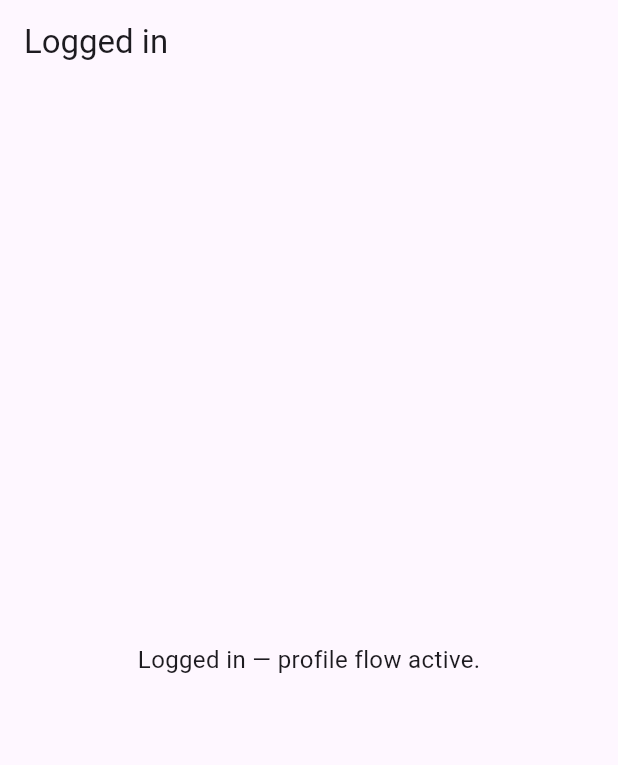
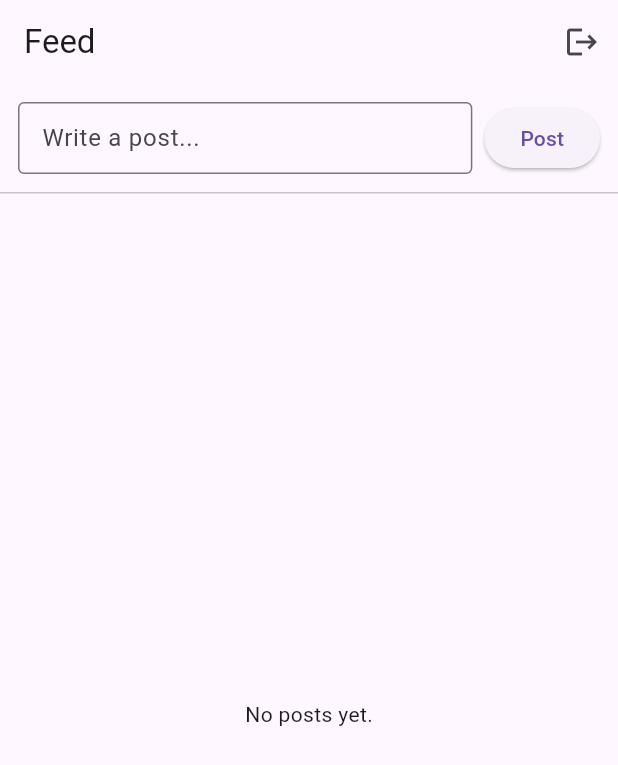
Before and after one commit to nirmala-portfolio/realtime_posts, a Flutter app: the screen it shows once a user with an empty profile is signed in, on a phone screen of 412 x 824 dp. Shown: the top 765 px of the screen. Run offline on Flutter 3.47's test engine with Material 3 defaults, Android fonts, the phone set to English and light mode, and no system bars; our stand-ins replace firebase_auth, firebase_core, firebase_database; accounts and stored records are empty; network calls fail.

Commit message:
the final commit

```diff
--- /dev/null
+++ b/lib/feed_page.dart
@@ -0,0 +1,243 @@
+// lib/feed_page.dart
+import 'package:flutter/material.dart';
+import 'package:firebase_auth/firebase_auth.dart';
+import 'package:firebase_database/firebase_database.dart';
+
+class FeedPage extends StatefulWidget {
+  const FeedPage({super.key});
+
+  @override
+  State<FeedPage> createState() => _FeedPageState();
+}
+
+class _FeedPageState extends State<FeedPage> {
+  final _controller = TextEditingController();
+  final _db = FirebaseDatabase.instance;
+  late final DatabaseReference _postsRef;
+
+  @override
+  void initState() {
+    super.initState();
+    _postsRef = _db.ref('posts');
+  }
+
+  @override
+  void dispose() {
+    _controller.dispose();
+    super.dispose();
+  }
+
+  Future<String> _getDisplayName() async {
+    final user = FirebaseAuth.instance.currentUser;
+    if (user == null) return 'Anonymous';
+    if (user.displayName != null && user.displayName!.isNotEmpty) {
+      return user.displayName!;
+    }
+
+    // fallback: try reading from /users/{uid}/displayName if you stored it there
+    final snap = await FirebaseDatabase.instance
+        .ref('users/${user.uid}/displayName')
+        .get();
+    if (snap.exists && snap.value != null) return snap.value.toString();
+    return user.email ?? 'User';
+  }
+
+  Future<void> _createPost() async {
+    final user = FirebaseAuth.instance.currentUser;
+    final text = _controller.text.trim();
+    if (user == null) {
+      ScaffoldMessenger.of(context).showSnackBar(
+        const SnackBar(content: Text('Not signed in')),
+      );
+      return;
+    }
+    if (text.isEmpty) return;
+
+    final displayName = await _getDisplayName();
+
+    try {
+      final newRef = _postsRef.push();
+      await newRef.set({
+        'uid': user.uid,
+        'displayName': displayName,
+        'caption': text,
+        'likes': 0,
+        // Realtime Database server timestamp:
+        'createdAt': ServerValue.timestamp,
+      });
+      _controller.clear();
+    } catch (e) {
+      debugPrint('Error writing post: $e');
+      ScaffoldMessenger.of(context).showSnackBar(
+        SnackBar(content: Text('Failed to post: $e')),
+      );
+    }
+  }
+
+  Future<void> _incrementLikes(String key) async {
+    final likeRef = _postsRef.child(key).child('likes');
+    try {
+      final snap = await likeRef.get();
+      final current = (snap.value is int) ? snap.value as int : int.tryParse('${snap.value}') ?? 0;
+      await likeRef.set(current + 1);
+    } catch (e) {
+      debugPrint('Error incrementing likes: $e');
+      ScaffoldMessenger.of(context).showSnackBar(
+        SnackBar(content: Text('Failed to like: $e')),
+      );
+    }
+  }
+
+  List<_Post> _mapSnapshotToList(DatabaseEvent event) {
+    final val = event.snapshot.value;
+    if (val == null) return [];
+    final map = Map<String, dynamic>.from(val as Map);
+    final list = <_Post>[];
+    map.forEach((key, raw) {
+      try {
+        final r = Map<String, dynamic>.from(raw as Map);
+        final created = r['createdAt'];
+        int createdMs = 0;
+        if (created is int) {
+          createdMs = created;
+        } else if (created is double) {
+          createdMs = created.toInt();
+        } else if (created is String) {
+          createdMs = int.tryParse(created) ?? 0;
+        }
+        final likes = (r['likes'] is int) ? r['likes'] as int : int.tryParse('${r['likes']}') ?? 0;
+        list.add(_Post(
+          key: key,
+          uid: r['uid']?.toString() ?? '',
+          displayName: r['displayName']?.toString() ?? '',
+          caption: r['caption']?.toString() ?? '',
+          createdAtMillis: createdMs,
+          likes: likes,
+        ));
+      } catch (_) {
+        // skip malformed entry
+      }
+    });
+    // newest first
+    list.sort((a, b) => b.createdAtMillis.compareTo(a.createdAtMillis));
+    return list;
+  }
+
+  @override
+  Widget build(BuildContext context) {
+    return Scaffold(
+      appBar: AppBar(
+        title: const Text('Feed'),
+        actions: [
+          IconButton(
+            onPressed: () => FirebaseAuth.instance.signOut(),
+            icon: const Icon(Icons.logout),
+            tooltip: 'Sign out',
+          )
+        ],
+      ),
+      body: Column(
+        children: [
+          Padding(
+            padding: const EdgeInsets.all(12.0),
+            child: Row(
+              children: [
+                Expanded(
+                  child: TextField(
+                    controller: _controller,
+                    decoration: const InputDecoration(
+                      hintText: 'Write a post...',
+                      border: OutlineInputBorder(),
+                      isDense: true,
+                    ),
+                    minLines: 1,
+                    maxLines: 3,
+                  ),
+                ),
+                const SizedBox(width: 8),
+                ElevatedButton(
+                  onPressed: _createPost,
+                  child: const Text('Post'),
+                ),
+              ],
+            ),
+          ),
+          const Divider(height: 1),
+          Expanded(
+            child: StreamBuilder<DatabaseEvent>(
+              stream: _postsRef.onValue,
+              builder: (context, snapshot) {
+                if (snapshot.hasError) {
+                  return Center(child: Text('Error: ${snapshot.error}'));
+                }
+                if (!snapshot.hasData || snapshot.data!.snapshot.value == null) {
+                  return const Center(child: Text('No posts yet.'));
+                }
+
+                final posts = _mapSnapshotToList(snapshot.data!);
+                return ListView.builder(
+                  itemCount: posts.length,
+                  itemBuilder: (context, i) {
+                    final p = posts[i];
+                    final time = p.createdAtMillis > 0
+                        ? DateTime.fromMillisecondsSinceEpoch(p.createdAtMillis)
+                        : null;
+                    return Card(
+                      margin: const EdgeInsets.symmetric(horizontal: 12, vertical: 6),
+                      child: ListTile(
+                        title: Text(p.caption),
+                        subtitle: Column(
+                          crossAxisAlignment: CrossAxisAlignment.start,
+                          children: [
+                            Text('${p.displayName} • ${time != null ? _formatTime(time) : 'just now'}'),
+                            const SizedBox(height: 4),
+                          ],
+                        ),
+                        trailing: Column(
+                          mainAxisSize: MainAxisSize.min,
+                          children: [
+                            IconButton(
+                              icon: const Icon(Icons.favorite),
+                              onPressed: () => _incrementLikes(p.key),
+                            ),
+                            Text('${p.likes}'),
+                          ],
+                        ),
+                      ),
+                    );
+                  },
+                );
+              },
+            ),
+          ),
+        ],
+      ),
+    );
+  }
+
+  String _formatTime(DateTime dt) {
+    final diff = DateTime.now().difference(dt);
+    if (diff.inSeconds < 60) return '${diff.inSeconds}s';
+    if (diff.inMinutes < 60) return '${diff.inMinutes}m';
+    if (diff.inHours < 24) return '${diff.inHours}h';
+    return '${dt.day}/${dt.month}/${dt.year}';
+  }
+}
+
+class _Post {
+  final String key;
+  final String uid;
+  final String displayName;
+  final String caption;
+  final int createdAtMillis;
+  final int likes;
+
+  _Post({
+    required this.key,
+    required this.uid,
+    required this.displayName,
+    required this.caption,
+    required this.createdAtMillis,
+    required this.likes,
+  });
+}
--- a/lib/main.dart
+++ b/lib/main.dart
@@ -3,6 +3,8 @@ import 'package:firebase_core/firebase_core.dart';
 import 'package:firebase_auth/firebase_auth.dart';
 
 import 'auth_page.dart';
+import 'feed_page.dart';
+
 //import 'feed_page.dart'; // will be used later when feed is ready
 
 void main() async {
@@ -53,7 +55,7 @@ class AuthGate extends StatelessWidget {
         if (user == null) return const AuthPage();
 
         // Logged in → temporarily show placeholder until feed is done
-        return const PlaceholderHome();
+        return FeedPage();
       },
     );
   }
```
Also changed, not shown: pubspec.yaml (+5 -5 lines), firebase.json (added), pubspec.lock, 3 other files.
